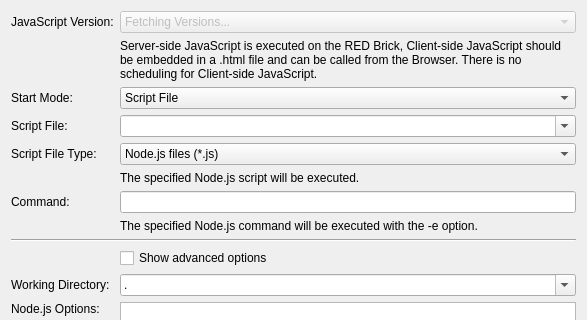
Qt form src/brickv/plugin_system/plugins/red/ui/program_page_javascript.ui (Tinkerforge/brickv) before a commit; both pictures show x 0 to 587 and y 0 to 320 of the 587 by 689 pixel window.
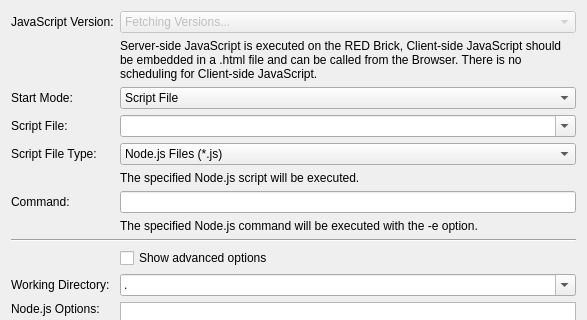
The same form after that commit. Custom widgets are drawn as their Qt base class.

Diff of the .ui file:
```diff
--- a/src/brickv/plugin_system/plugins/red/ui/program_page_javascript.ui
+++ b/src/brickv/plugin_system/plugins/red/ui/program_page_javascript.ui
@@ -226,7 +226,7 @@
        </item>
        <item>
         <property name="text">
-         <string>Node.js files (*.js)</string>
+         <string>Node.js Files (*.js)</string>
         </property>
        </item>
       </widget>
```
Left out of the diff: 2 changed lines with no effect on the pictures.
